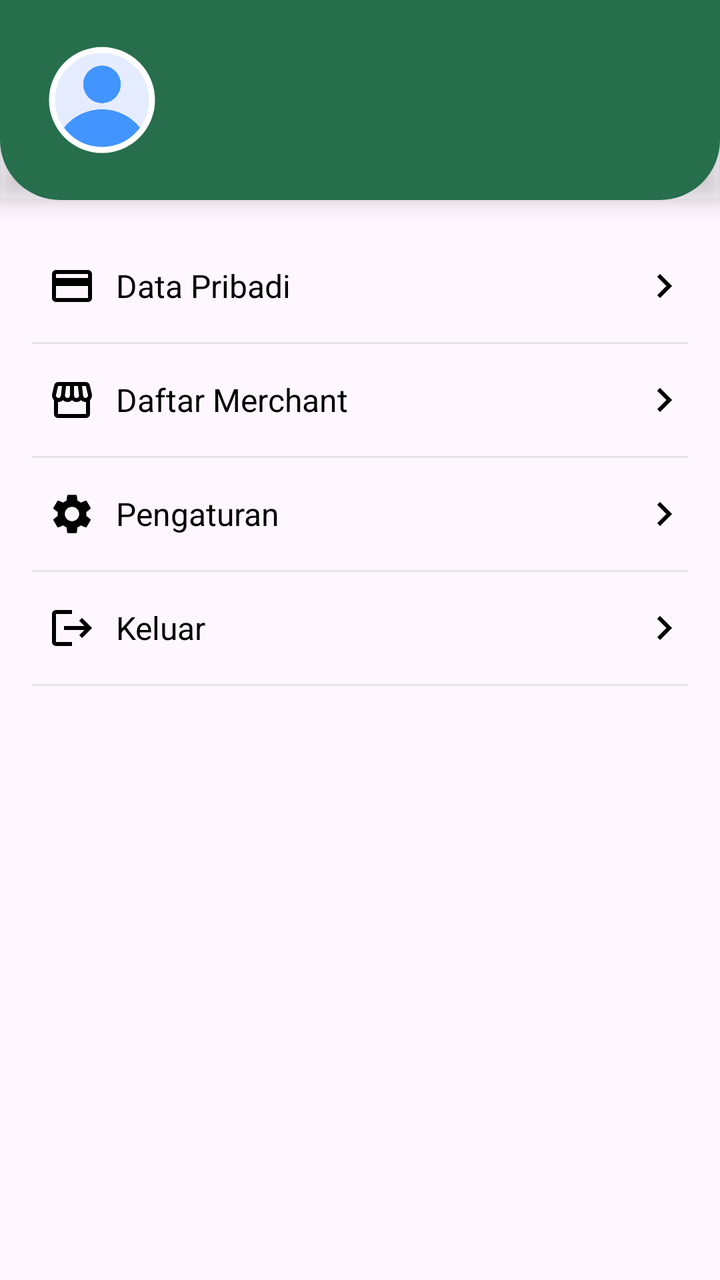
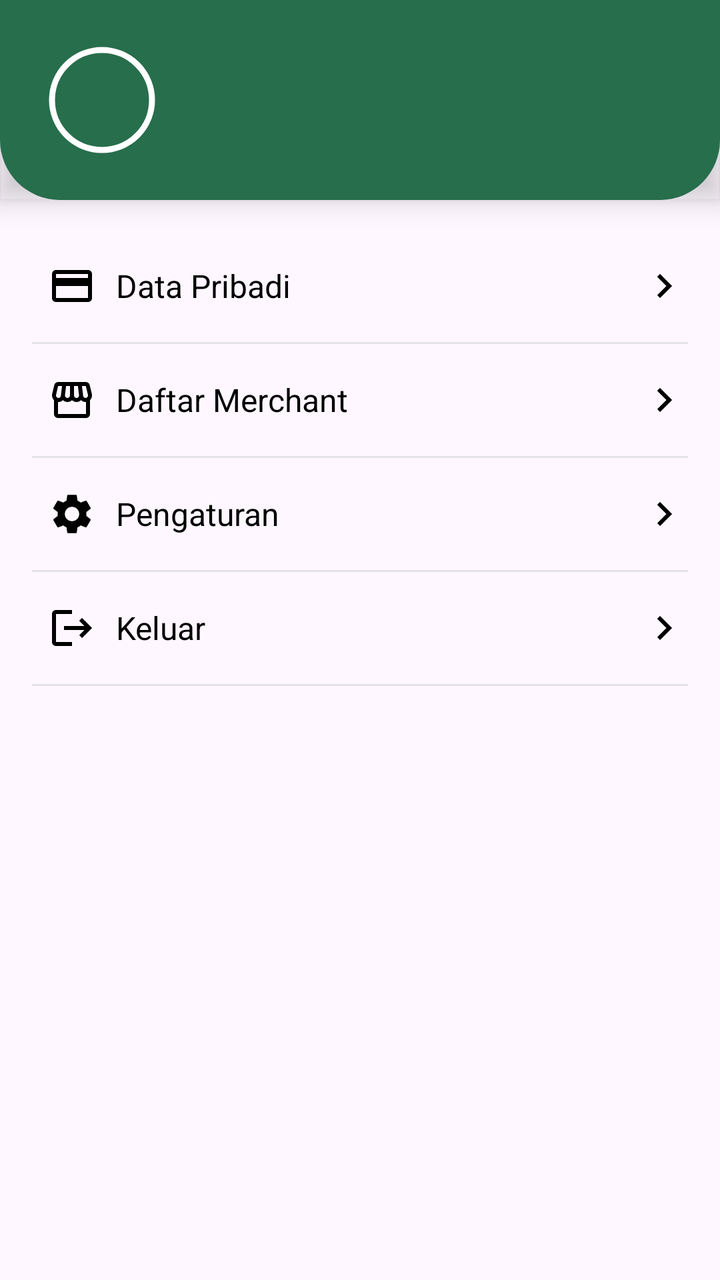

Screens rendered from an Android XML layout before and after an edit, with the pre-edit source and the edit as a unified diff.
<!-- AndroidManifest.xml: application theme Base.Theme.MarketPay -->
<!-- res/layout/fragment_profile.xml -->
<?xml version="1.0" encoding="utf-8"?>
<androidx.constraintlayout.widget.ConstraintLayout xmlns:android="http://schemas.android.com/apk/res/android"
    xmlns:app="http://schemas.android.com/apk/res-auto"
    xmlns:tools="http://schemas.android.com/tools"
    android:id="@+id/fragment_profile"
    android:layout_width="match_parent"
    android:layout_height="match_parent"
    tools:context=".view.ProfileFragment">

    <androidx.cardview.widget.CardView
        android:id="@+id/cardProfile"
        android:layout_width="match_parent"
        android:layout_height="100dp"
        app:cardCornerRadius="0dp"
        app:cardElevation="8dp"
        app:cardBackgroundColor="@android:color/transparent"
        app:layout_constraintTop_toTopOf="parent"
        app:layout_constraintStart_toStartOf="parent"
        app:layout_constraintEnd_toEndOf="parent">

        <androidx.constraintlayout.widget.ConstraintLayout
            android:layout_width="match_parent"
            android:layout_height="match_parent"
            android:background="@drawable/bottom_rounded_card">

            <LinearLayout
                android:id="@+id/layoutProfile"
                android:layout_width="match_parent"
                android:layout_height="wrap_content"
                android:orientation="horizontal"
                android:gravity="center_vertical"
                android:padding="16dp"
                app:layout_constraintTop_toTopOf="parent"
                app:layout_constraintStart_toStartOf="parent"
                app:layout_constraintEnd_toEndOf="parent">

                <com.google.android.material.imageview.ShapeableImageView
                    android:id="@+id/profileImage"
                    android:layout_width="70dp"
                    android:layout_height="70dp"
                    android:contentDescription="@string/profile"
                    android:padding="10dp"
                    android:src="@drawable/user"
                    app:shapeAppearanceOverlay="@style/roundedImageView"
                    app:strokeColor="@android:color/white"
                    app:strokeWidth="3dp" />

                <TextView
                    android:id="@+id/namaUser"
                    android:layout_width="0dp"
                    android:layout_height="match_parent"
                    android:layout_weight="1"
                    android:gravity="center_vertical"
                    android:textColor="@color/white"
                    android:textSize="24sp"
                    tools:ignore="RtlSymmetry"/>
            </LinearLayout>
        </androidx.constraintlayout.widget.ConstraintLayout>
    </androidx.cardview.widget.CardView>

    <LinearLayout
        android:layout_width="0dp"
        android:layout_height="wrap_content"
        android:orientation="vertical"
        android:paddingHorizontal="16dp"
        android:layout_marginTop="15dp"
        app:layout_constraintTop_toBottomOf="@id/cardProfile"
        app:layout_constraintStart_toStartOf="parent"
        app:layout_constraintEnd_toEndOf="parent">

        <LinearLayout
            android:id="@+id/dataPribadi"
            android:layout_width="match_parent"
            android:layout_height="wrap_content"
            android:orientation="horizontal"
            android:gravity="center_vertical"
            android:paddingVertical="16dp"
            android:background="@drawable/item_background"
            android:clickable="true"
            android:focusable="true">
            <TextView
                android:layout_width="0dp"
                android:layout_height="wrap_content"
                android:layout_marginStart="8dp"
                android:text="@string/dataPribadi"
                android:gravity="center_vertical"
                android:drawablePadding="10dp"
                android:drawableStart="@drawable/ic_id_card"
                android:drawableTint="@color/black"
                android:textColor="@color/black"
                android:textSize="16sp"
                android:layout_weight="1" />
            <ImageView
                android:layout_width="24dp"
                android:layout_height="24dp"
                android:src="@drawable/ic_arrow_right"
                app:tint="@color/black" />
        </LinearLayout>
        <View
            android:layout_width="match_parent"
            android:layout_height="1dp"
            android:background="@color/gray" />

        <LinearLayout
            android:id="@+id/daftarMerchant"
            android:layout_width="match_parent"
            android:layout_height="wrap_content"
            android:orientation="horizontal"
            android:gravity="center_vertical"
            android:paddingVertical="16dp"
            android:background="@drawable/item_background"
            android:clickable="true"
            android:focusable="true">
            <TextView
                android:layout_width="0dp"
                android:layout_height="wrap_content"
                android:layout_marginStart="8dp"
                android:gravity="center_vertical"
                android:drawablePadding="10dp"
                android:text="@string/daftarMerchant"
                android:drawableStart="@drawable/ic_store"
                android:drawableTint="@color/black"
                android:textColor="@color/black"
                android:textSize="16sp"
                android:layout_weight="1" />
            <ImageView
                android:layout_width="24dp"
                android:layout_height="24dp"
                android:src="@drawable/ic_arrow_right"
                app:tint="@color/black" />
        </LinearLayout>
        <View
            android:layout_width="match_parent"
            android:layout_height="1dp"
            android:background="@color/gray" />
        <LinearLayout
            android:id="@+id/pengaturan"
            android:layout_width="match_parent"
            android:layout_height="wrap_content"
            android:orientation="horizontal"
            android:gravity="center_vertical"
            android:paddingVertical="16dp"
            android:background="@drawable/item_background"
            android:clickable="true"
            android:focusable="true">
            <TextView
                android:layout_width="0dp"
                android:layout_height="wrap_content"
                android:layout_marginStart="8dp"
                android:text="@string/pengaturan"
                android:gravity="center_vertical"
                android:drawablePadding="10dp"
                android:drawableStart="@drawable/ic_settings"
                android:drawableTint="@color/black"
                android:textColor="@color/black"
                android:textSize="16sp"
                android:layout_weight="1" />
            <ImageView
                android:id="@+id/arrow"
                android:layout_width="24dp"
                android:layout_height="24dp"
                android:src="@drawable/ic_arrow_right"
                app:tint="@color/black" />
        </LinearLayout>
        <View
            android:layout_width="match_parent"
            android:layout_height="1dp"
            android:background="@color/gray" />

        <LinearLayout
            android:id="@+id/submenuPengaturan"
            android:layout_width="wrap_content"
            android:layout_height="wrap_content"
            android:orientation="vertical"
            android:visibility="gone"
            android:layout_marginLeft="35dp">

            <LinearLayout
                android:id="@+id/ubahKataSandi"
                android:layout_width="match_parent"
                android:layout_height="wrap_content"
                android:orientation="horizontal"
                android:gravity="center_vertical"
                android:paddingVertical="16dp"
                android:background="@drawable/item_background"
                android:clickable="true"
                android:focusable="true">
                <TextView
                    android:layout_width="0dp"
                    android:layout_height="wrap_content"
                    android:layout_marginStart="8dp"
                    android:text="Ubah Password Akun"
                    android:gravity="center_vertical"
                    android:drawablePadding="10dp"
                    android:drawableStart="@drawable/ic_password"
                    android:drawableTint="@color/black"
                    android:textColor="@color/black"
                    android:textSize="16sp"
                    android:layout_weight="1" />
                <ImageView
                    android:layout_width="24dp"
                    android:layout_height="24dp"
                    android:src="@drawable/ic_arrow_right"
                    app:tint="@color/black" />
            </LinearLayout>
            <View
                android:layout_width="match_parent"
                android:layout_height="1dp"
                android:background="@color/gray" />

            <LinearLayout
                android:id="@+id/ubahPin"
                android:layout_width="match_parent"
                android:layout_height="wrap_content"
                android:orientation="horizontal"
                android:gravity="center_vertical"
                android:paddingVertical="16dp"
                android:background="@drawable/item_background"
                android:clickable="true"
                android:focusable="true">
                <TextView
                    android:layout_width="0dp"
                    android:layout_height="wrap_content"
                    android:layout_marginStart="8dp"
                    android:text="Ubah PIN Saldo"
                    android:gravity="center_vertical"
                    android:drawablePadding="10dp"
                    android:drawableStart="@drawable/ic_pin"
                    android:drawableTint="@color/black"
                    android:textColor="@color/black"
                    android:textSize="16sp"
                    android:layout_weight="1" />
                <ImageView
                    android:layout_width="24dp"
                    android:layout_height="24dp"
                    android:src="@drawable/ic_arrow_right"
                    app:tint="@color/black" />
            </LinearLayout>
            <View
                android:layout_width="match_parent"
                android:layout_height="1dp"
                android:background="@color/gray" />
        </LinearLayout>

        <LinearLayout
            android:id="@+id/logout"
            android:layout_width="match_parent"
            android:layout_height="wrap_content"
            android:orientation="horizontal"
            android:gravity="center_vertical"
            android:paddingVertical="16dp"
            android:background="@drawable/item_background"
            android:clickable="true"
            android:focusable="true">
            <TextView
                android:layout_width="0dp"
                android:layout_height="wrap_content"
                android:layout_marginStart="8dp"
                android:text="@string/keluar"
                android:gravity="center_vertical"
                android:drawablePadding="10dp"
                android:drawableStart="@drawable/ic_logout"
                android:drawableTint="@color/black"
                android:textColor="@color/black"
                android:textSize="16sp"
                android:layout_weight="1" />
            <ImageView
                android:layout_width="24dp"
                android:layout_height="24dp"
                android:src="@drawable/ic_arrow_right"
                app:tint="@color/black" />
        </LinearLayout>
        <View
            android:layout_width="match_parent"
            android:layout_height="1dp"
            android:background="@color/gray" />
    </LinearLayout>


</androidx.constraintlayout.widget.ConstraintLayout>
<!-- resources referenced by this layout -->
<resources>
  <color name="black">#FF000000</color>
  <color name="gray">#E3E3E6</color>
  <color name="white">#FFFFFFFF</color>
  <!-- drawable bottom_rounded_card (drawable) -->
  <shape xmlns:android="http://schemas.android.com/apk/res/android" android:shape="rectangle">
      <solid android:color="@color/green" />
      <corners
          android:topLeftRadius="0dp"
          android:topRightRadius="0dp"
          android:bottomLeftRadius="30dp"
          android:bottomRightRadius="30dp" />
  </shape>
  <!-- drawable ic_arrow_right (drawable) -->
  <vector xmlns:android="http://schemas.android.com/apk/res/android" android:autoMirrored="true" android:height="24dp" android:tint="#000000" android:viewportHeight="24" android:viewportWidth="24" android:width="24dp">
        
      <path android:fillColor="@android:color/white" android:pathData="M8.59,16.59L13.17,12 8.59,7.41 10,6l6,6 -6,6 -1.41,-1.41z"/>
      
  </vector>
  <!-- drawable ic_id_card (drawable) -->
  <vector xmlns:android="http://schemas.android.com/apk/res/android" android:height="24dp" android:tint="#000000" android:viewportHeight="24" android:viewportWidth="24" android:width="24dp">
        
      <path android:fillColor="@android:color/white" android:pathData="M20,4L4,4c-1.11,0 -1.99,0.89 -1.99,2L2,18c0,1.11 0.89,2 2,2h16c1.11,0 2,-0.89 2,-2L22,6c0,-1.11 -0.89,-2 -2,-2zM20,18L4,18v-6h16v6zM20,8L4,8L4,6h16v2z"/>
      
  </vector>
  <!-- drawable ic_logout (drawable) -->
  <vector xmlns:android="http://schemas.android.com/apk/res/android" android:autoMirrored="true" android:height="24dp" android:tint="#FFFFFF" android:viewportHeight="24" android:viewportWidth="24" android:width="24dp">
        
      <path android:fillColor="@android:color/white" android:pathData="M17,7l-1.41,1.41L18.17,11H8v2h10.17l-2.58,2.58L17,17l5,-5zM4,5h8V3H4c-1.1,0 -2,0.9 -2,2v14c0,1.1 0.9,2 2,2h8v-2H4V5z"/>
      
  </vector>
  <!-- drawable ic_password (drawable) -->
  <vector xmlns:android="http://schemas.android.com/apk/res/android"
      android:width="24dp"
      android:height="24dp"
      android:viewportWidth="24"
      android:viewportHeight="24">
      <path
          android:fillColor="#000000"
          android:pathData="M12,17a2,2 0,1 0,0 -4 2,2 0,0 0,0 4zm6,-6V8a6,6 0,0 0,-12 0v3H4v10h16V11h-2zM8,8a4,4 0,0 1,8 0v3H8V8z"/>
  </vector>
  <!-- drawable item_background (drawable) -->
  <?xml version="1.0" encoding="utf-8"?>
  <selector xmlns:android="http://schemas.android.com/apk/res/android">
      
      <item android:drawable="@color/gray" android:state_pressed="true" />
      
      <item android:drawable="@android:color/transparent" />
  </selector>
  <!-- drawable user: png bitmap (drawable, 19293 bytes) -->
  <string name="daftarMerchant">Daftar Merchant</string>
  <string name="dataPribadi">Data Pribadi</string>
  <string name="keluar">Keluar</string>
  <string name="pengaturan">Pengaturan</string>
  <string name="profile">User Profile</string>
  <style name="roundedImageView" parent="">
          <item name="cornerFamily">rounded</item>
          <item name="cornerSize">50%</item>
      </style>
  <style name="Base.Theme.MarketPay" parent="Theme.Material3.DayNight.NoActionBar">
          <item name="android:statusBarColor">@color/green</item>
          <item name="android:windowLightStatusBar">false</item>
      </style>
  <color name="green">#276e4c</color>
  <!-- unchanged entries left out for length: 3 -->
</resources>

<!-- the commit's change to res/layout/fragment_profile.xml (unified diff, before → after) -->
@@ -40,7 +40,6 @@
                     android:layout_height="70dp"
                     android:contentDescription="@string/profile"
                     android:padding="10dp"
-                    android:src="@drawable/user"
                     app:shapeAppearanceOverlay="@style/roundedImageView"
                     app:strokeColor="@android:color/white"
                     app:strokeWidth="3dp" />
<!-- resource entries referenced after the edit -->
@@ -48,7 +48,6 @@
       
       <item android:drawable="@android:color/transparent" />
   </selector>
-  <!-- drawable user: png bitmap (drawable, 19293 bytes) -->
   <string name="daftarMerchant">Daftar Merchant</string>
   <string name="dataPribadi">Data Pribadi</string>
   <string name="keluar">Keluar</string>
